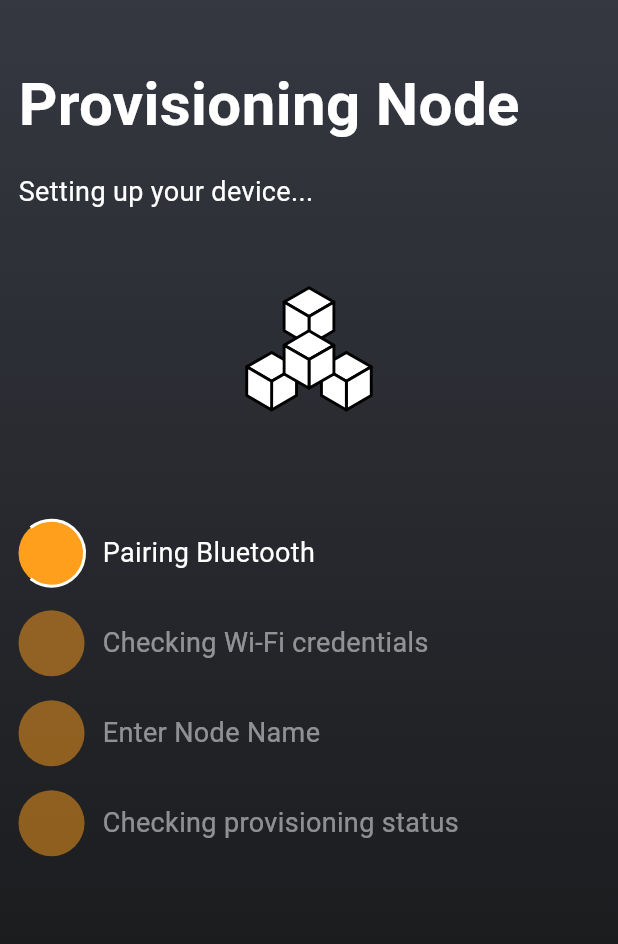
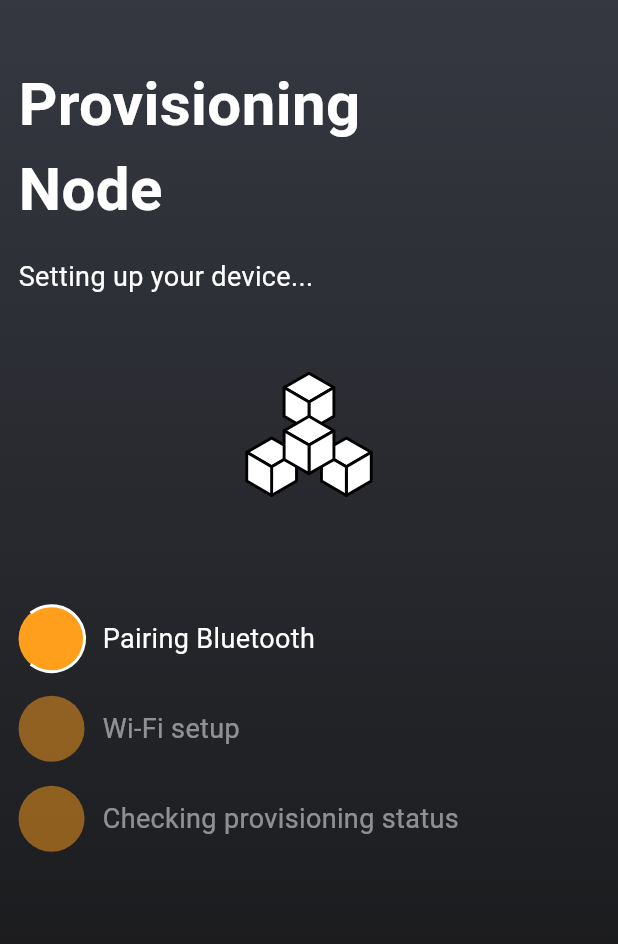
Before and after one commit to stapesai/StapesHome, a Flutter app: the IoTProvisioningScreen screen opened directly with empty values, on a phone screen of 412 x 824 dp. Shown: the top 944 px of the screen. Run offline on Flutter 3.47's test engine with Material 3 defaults, Android fonts, the phone set to English and light mode, and no system bars; our stand-ins replace dartz, device_info_plus, device_preview, equatable, firebase_core, firebase_messaging and 11 more; missing offline and left inert: mobile_scanner, wifi_scan; accounts and stored records are empty; Roboto replaces fonts that are missing (Ubuntu).

Commit message:
updated ui

```diff
--- a/lib/features/iot_provisioning/presentation/pages/iot_provisioning.dart
+++ b/lib/features/iot_provisioning/presentation/pages/iot_provisioning.dart
@@ -1,43 +1,44 @@
 // lib/features/iot_provisioning/presentation/pages/iot_provisioning.dart
 
+import 'package:lottie/lottie.dart';
 import 'package:flutter/material.dart';
 import 'package:flutter_bloc/flutter_bloc.dart';
-import 'package:lottie/lottie.dart';
+import 'package:stapes_home/service_locator.dart';
 import 'package:stapes_home/core/theme/app_colors.dart';
+import 'package:stapes_home/core/theme/app_padding.dart';
 import 'package:stapes_home/core/theme/app_font_sizes.dart';
-import 'package:stapes_home/core/theme/app_padding.dart';
+import 'package:stapes_home/features/nodes/domain/usecases/pair_node_usecase.dart';
+import 'package:stapes_home/features/scanner/data/models/pair_iot_node_qr_model.dart';
 import 'package:stapes_home/features/auth/data/datasources/local/auth_local_datasource.dart';
-import 'package:stapes_home/features/iot_provisioning/domain/usecase/iot_provisioning_ble_check_wifi_credentials.dart';
-import 'package:stapes_home/features/iot_provisioning/domain/usecase/iot_provisioning_ble_get_hw_info.dart';
-import 'package:stapes_home/features/iot_provisioning/domain/usecase/iot_provisioning_ble_pair_node.dart';
-import 'package:stapes_home/features/iot_provisioning/domain/usecase/iot_provisioning_ble_upload_config.dart';
-import 'package:stapes_home/features/iot_provisioning/domain/usecase/iot_provisioning_wifi_get_available_nwtworks.dart';
+import 'package:stapes_home/features/iot_provisioning/presentation/widgets/enter_wifi_cred.dart';
 import 'package:stapes_home/features/iot_provisioning/presentation/bloc/iot_provisioning_bloc.dart';
 import 'package:stapes_home/features/iot_provisioning/presentation/bloc/iot_provisioning_event.dart';
 import 'package:stapes_home/features/iot_provisioning/presentation/bloc/iot_provisioning_state.dart';
-import 'package:stapes_home/features/iot_provisioning/presentation/widgets/enter_wifi_cred.dart';
-import 'package:stapes_home/features/nodes/domain/usecases/pair_node_usecase.dart';
-import 'package:stapes_home/features/scanner/data/models/pair_iot_node_qr_model.dart';
-import 'package:stapes_home/service_locator.dart';
-
+import 'package:stapes_home/features/iot_provisioning/domain/usecase/iot_provisioning_ble_pair_node.dart';
+import 'package:stapes_home/features/iot_provisioning/domain/usecase/iot_provisioning_ble_get_hw_info.dart';
+import 'package:stapes_home/features/iot_provisioning/domain/usecase/iot_provisioning_ble_upload_config.dart';
+import 'package:stapes_home/features/iot_provisioning/domain/usecase/iot_provisioning_ble_check_wifi_credentials.dart';
+import 'package:stapes_home/features/iot_provisioning/domain/usecase/iot_provisioning_wifi_get_available_nwtworks.dart';
 
 enum StepStatus {
   pending,
   current,
   completed,
+  error,
 }
 
 class ProvisioningStep {
   final String title;
-
   final StepStatus status;
+  final String? error;
 
   ProvisioningStep({
     required this.title,
     required this.status,
-
+    this.error,
   });
 }
+
 class IoTProvisioningScreen extends StatelessWidget {
   final IotQrModel qrData;
 
@@ -75,7 +76,16 @@ class IoTProvisioningScreen extends StatelessWidget {
                     children: [
                       SizedBox(height: screenSize.height * 0.05),
                       Text(
-                        'Provisioning Node',
+                        'Provisioning',
+                        style: TextStyle(
+                          color: AppColor.whiteColor,
+                          fontSize: AppFontSizes.pageHeading,
+                          fontFamily: 'Ubuntu',
+                          fontWeight: FontWeight.w700,
+                        ),
+                      ),
+                      Text(
+                        'Node',
                         style: TextStyle(
                           color: AppColor.whiteColor,
                           fontSize: AppFontSizes.pageHeading,
@@ -121,45 +131,41 @@ class IoTProvisioningScreen extends StatelessWidget {
     );
   }
 
-
-
   Widget _buildCurrentStep(BuildContext context, IotProvisioningState state) {
     List<ProvisioningStep> getSteps(IotProvisioningState state) {
       return [
         ProvisioningStep(
           title: 'Pairing Bluetooth',
-          status: state is BlePairingInProgress
+          status: state is BlePairingFailure
+              ? StepStatus.error
+              : state is BlePairingInProgress
                   ? StepStatus.current
-              : state is BlePairingSuccess || state is LoadingWifiNetworks ||
-                state is WifiNetworksLoaded || state is CheckingWifiCredentials ||
+                  : state is BlePairingSuccess ||
+                          state is LoadingWifiNetworks ||
+                          state is WifiNetworksLoaded ||
+                          state is WifiNetworksError ||
+                          state is CheckingWifiCredentials ||
                           state is WifiCredentialsValid
                       ? StepStatus.completed
                       : StepStatus.pending,
-
+          error: state is BlePairingFailure ? state.error : null,
         ),
-
-
         ProvisioningStep(
-          title: 'Checking Wi-Fi credentials',
-          status: state is CheckingWifiCredentials
+          title: _getWifiStepTitle(state),
+          status: state is WifiNetworksError
+              ? StepStatus.error
+              : state is WifiNetworksLoaded
+                  ? StepStatus.current
+                  : state is CheckingWifiCredentials
                       ? StepStatus.current
                       : state is WifiCredentialsValid
                           ? StepStatus.completed
                           : StepStatus.pending,
-        ),
-        ProvisioningStep(
-          title: 'Enter Node Name',
-          status: state is CheckingWifiCredentials
-              ? StepStatus.current
-              : state is WifiCredentialsValid
-                  ? StepStatus.completed
-                  : StepStatus.pending,
+          error: state is WifiNetworksError ? state.error : null,
         ),
         ProvisioningStep(
           title: 'Checking provisioning status',
-          status: state is RequestingNodePairing ||
-                 state is UploadConfigToNode ||
-                 state is CompletingNodePairing
+          status: state is RequestingNodePairing || state is UploadConfigToNode || state is CompletingNodePairing
               ? StepStatus.current
               : state is NodeProvisioned
                   ? StepStatus.completed
@@ -168,13 +174,7 @@ class IoTProvisioningScreen extends StatelessWidget {
       ];
     }
 
-    if (state is BlePairingFailure) {
-      return _buildErrorState(state.error);
-    }
-
-     if (state is BlePairingSuccess ||
-              state is LoadingWifiNetworks ||
-              state is WifiNetworksLoaded) {
+    if (state is BlePairingSuccess || state is LoadingWifiNetworks || state is WifiNetworksLoaded) {
       return Column(
         children: [
           _buildStepIndicator(getSteps(state)),
@@ -184,16 +184,6 @@ class IoTProvisioningScreen extends StatelessWidget {
       );
     }
 
-    if (state is CheckingWifiCredentials) {
-      return Column(
-        children: [
-          _buildStepIndicator(getSteps(state)),
-          const SizedBox(height: 24),
-          const Center(child: CircularProgressIndicator()),
-        ],
-      );
-
-    }
     if (state is NodeProvisioned) {
       return Column(
         children: [
@@ -229,7 +219,10 @@ class IoTProvisioningScreen extends StatelessWidget {
   Widget _buildStep(ProvisioningStep step) {
     return Padding(
       padding: const EdgeInsets.symmetric(vertical: 8.0),
-      child: Row(
+      child: Column(
+        crossAxisAlignment: CrossAxisAlignment.start,
+        children: [
+          Row(
             children: [
               Container(
                 width: 44,
@@ -238,7 +231,9 @@ class IoTProvisioningScreen extends StatelessWidget {
                   shape: BoxShape.circle,
                   color: _getStepColor(step.status),
                 ),
-            child: _getStepIndicator(step.status),
+                child: step.status == StepStatus.error // Add error status handling
+                    ? _getStepIndicator(StepStatus.error)
+                    : _getStepIndicator(step.status),
               ),
               const SizedBox(width: 12),
               Text(
@@ -249,22 +244,48 @@ class IoTProvisioningScreen extends StatelessWidget {
                   fontFamily: 'Ubuntu',
                 ),
               ),
-
+            ],
+          ),
+          if (step.error != null) // Show error message if present
+            Padding(
+              padding: const EdgeInsets.only(left: 56, top: 4),
+              child: Text(
+                step.error!,
+                style: TextStyle(
+                  color: _getTextColor(step.status),
+                  fontSize: 14,
+                ),
+              ),
+            ),
         ],
       ),
     );
   }
 
-
+  String _getWifiStepTitle(IotProvisioningState state) {
+    if (state is CheckingWifiCredentials) {
+      return 'Checking Wi-Fi credentials';
+    } else if (state is WifiCredentialsValid) {
+      return 'Wi-Fi credentials verified';
+    } else if (state is WifiCredentialsInvalid) {
+      return 'Enter Wi-Fi credentials';
+    } else if (state is WifiNetworksLoaded) {
+      return 'Enter Wi-Fi credentials';
+    } else {
+      return 'Wi-Fi setup';
+    }
+  }
 
   Color _getStepColor(StepStatus status) {
     switch (status) {
       case StepStatus.current:
         return const Color(0xFFFF9F1C);
       case StepStatus.completed:
-        return Colors.green;
+        return const Color.fromARGB(255, 73, 255, 79);
       case StepStatus.pending:
         return const Color(0x7FFF9F1C);
+      case StepStatus.error:
+        return const Color.fromARGB(255, 255, 17, 0);
     }
   }
 
@@ -275,6 +296,8 @@ class IoTProvisioningScreen extends StatelessWidget {
       case StepStatus.current:
       case StepStatus.completed:
         return Colors.white;
+      case StepStatus.error:
+        return Colors.red;
     }
   }
 
@@ -292,6 +315,11 @@ class IoTProvisioningScreen extends StatelessWidget {
         );
       case StepStatus.pending:
         return const SizedBox();
+      case StepStatus.error:
+        return const Icon(
+          Icons.close,
+          color: Colors.white,
+        );
     }
   }
 
```
Lines whose indentation alone changed are shown as unchanged.
